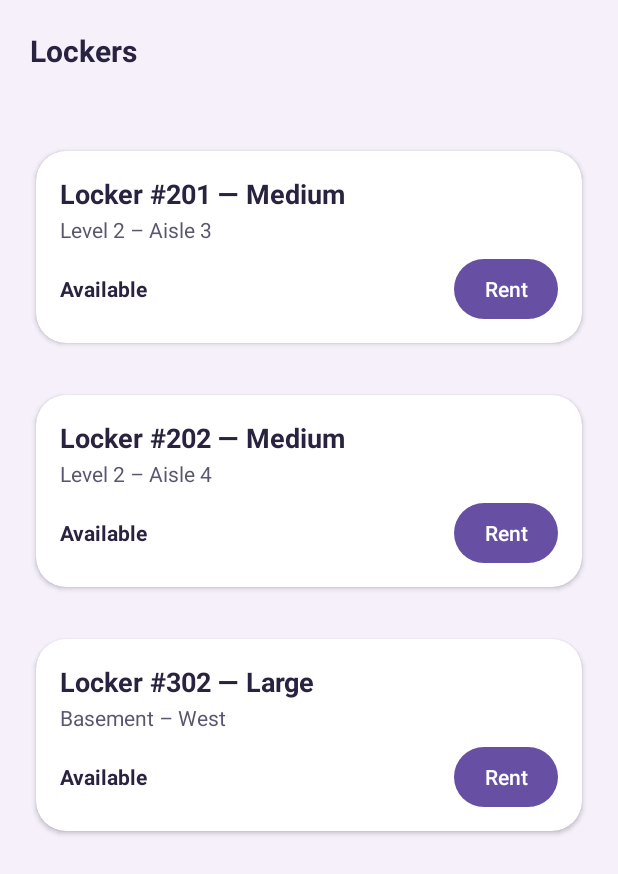
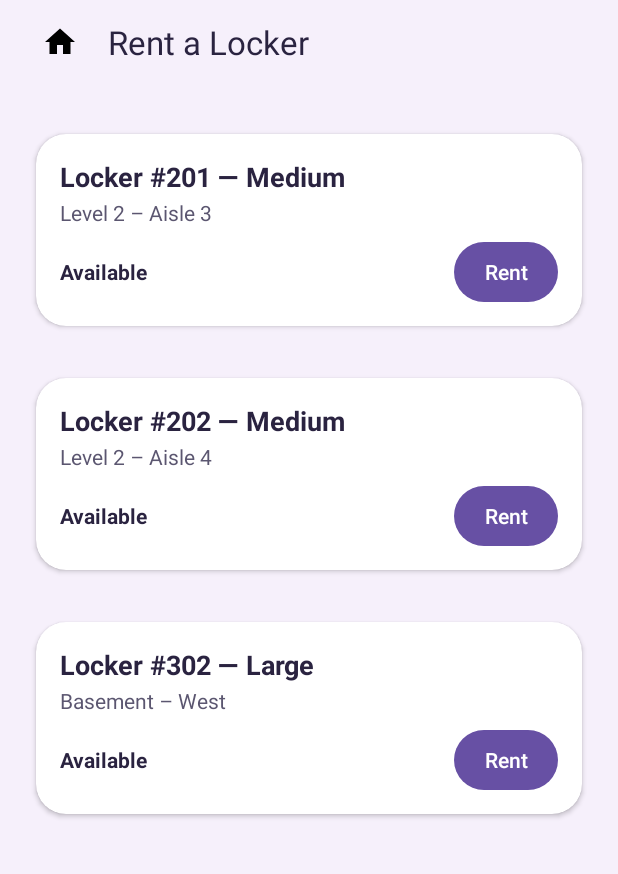
Before and after one commit to KooroshFarv/COMP3074_Group42_LockerRentalSystem, an Android app: the RentLockerActivity screen opened directly, with no data from a screen before it, after a tap on "Rent", on a phone screen of 412 x 824 dp. Shown: the top 874 px of the screen. Run offline under Robolectric (Android 15) with nearby library versions, the phone set to English and light mode, and no system bars.

Commit message:
Added RentLocker and ViewLockers pages with return button

```diff
--- a/app/build.gradle.kts
+++ b/app/build.gradle.kts
@@ -32,8 +32,9 @@ android {
 }
 
 dependencies {
-    implementation("androidx.recyclerview:recyclerview:1.3.2")
+    implementation("androidx.recyclerview:recyclerview:1.4.0")
     implementation("androidx.cardview:cardview:1.0.0")
+    implementation("com.google.android.material:material:1.13.0")
     implementation(libs.appcompat)
     implementation(libs.material)
     implementation(libs.activity)
--- a/app/src/main/java/com/example/uiprototype/RentLockerActivity.java
+++ b/app/src/main/java/com/example/uiprototype/RentLockerActivity.java
@@ -8,6 +8,8 @@ import androidx.recyclerview.widget.RecyclerView;
 import com.example.uiprototype.data.LockerRepository;
 import com.example.uiprototype.model.Locker;
 import com.example.uiprototype.ui.LockerAdapter;
+import com.google.android.material.appbar.MaterialToolbar;
+
 import java.util.List;
 
 public class RentLockerActivity extends AppCompatActivity {
@@ -18,29 +20,24 @@ public class RentLockerActivity extends AppCompatActivity {
     protected void onCreate(Bundle savedInstanceState) {
         super.onCreate(savedInstanceState);
         setContentView(R.layout.activity_list_generic);
-        setTitle("Rent a Locker");
 
-        recycler = findViewById(R.id.recycler);
+        MaterialToolbar tb = findViewById(R.id.toolbar);
+        tb.setTitle("Rent a Locker");
+        tb.setNavigationOnClickListener(v -> finish());
+
+        RecyclerView recycler = findViewById(R.id.recycler);
         recycler.setLayoutManager(new LinearLayoutManager(this));
 
-        refreshList();
+        refreshList(recycler);
     }
 
-    private void refreshList() {
+    private void refreshList(RecyclerView recycler) {
         List<Locker> available = LockerRepository.getInstance().getAvailable();
-        LockerAdapter adapter = new LockerAdapter(
-                available,
-                true,
-                locker -> {
-                    boolean ok = LockerRepository.getInstance().rentLocker(locker.getId());
-                    if (ok) {
-                        Toast.makeText(this, "Locker #" + locker.getId() + " rented!", Toast.LENGTH_SHORT).show();
-                        refreshList();
-                    } else {
-                        Toast.makeText(this, "Sorry, no longer available.", Toast.LENGTH_SHORT).show();
-                    }
-                }
-        );
+        LockerAdapter adapter = new LockerAdapter(available, true, locker -> {
+            boolean ok = LockerRepository.getInstance().rentLocker(locker.getId());
+            Toast.makeText(this, ok ? "Locker #" + locker.getId() + " rented!" : "Sorry, no longer available.", Toast.LENGTH_SHORT).show();
+            if (ok) refreshList(recycler);
+        });
         recycler.setAdapter(adapter);
     }
 }
--- a/app/src/main/java/com/example/uiprototype/ViewLockersActivity.java
+++ b/app/src/main/java/com/example/uiprototype/ViewLockersActivity.java
@@ -8,18 +8,21 @@ import com.example.uiprototype.data.LockerRepository;
 import com.example.uiprototype.model.Locker;
 import com.example.uiprototype.ui.LockerAdapter;
 import java.util.List;
+import com.google.android.material.appbar.MaterialToolbar;
 
 public class ViewLockersActivity extends AppCompatActivity {
+
     @Override
     protected void onCreate(Bundle savedInstanceState) {
         super.onCreate(savedInstanceState);
         setContentView(R.layout.activity_list_generic);
-        setTitle("All Lockers");
+
+        MaterialToolbar tb = findViewById(R.id.toolbar);
+        tb.setTitle("All Lockers");
+        tb.setNavigationOnClickListener(v -> finish());
 
         RecyclerView rv = findViewById(R.id.recycler);
         rv.setLayoutManager(new LinearLayoutManager(this));
-
-        List<Locker> data = LockerRepository.getInstance().getAll();
-        rv.setAdapter(new LockerAdapter(data, false, null));
+        rv.setAdapter(new LockerAdapter(LockerRepository.getInstance().getAll(), false, null));
     }
 }
--- a/app/src/main/res/layout/activity_list_generic.xml
+++ b/app/src/main/res/layout/activity_list_generic.xml
@@ -5,15 +5,18 @@
     android:layout_height="match_parent"
     android:background="#F6F0FB">
 
-    <TextView
-        android:id="@+id/header"
+
+    <com.google.android.material.appbar.MaterialToolbar
+        android:id="@+id/toolbar"
         android:layout_width="0dp"
         android:layout_height="wrap_content"
-        android:text="Lockers"
-        android:textSize="20sp"
-        android:textStyle="bold"
-        android:padding="20dp"
-        android:textColor="#2A2340"
+        android:minHeight="56dp"
+        android:background="#F6F0FB"
+        app:navigationIcon="@drawable/ic_home"
+        app:titleTextColor="#2A2340"
+        app:title=""
+        android:paddingStart="12dp"
+        android:paddingEnd="12dp"
         app:layout_constraintTop_toTopOf="parent"
         app:layout_constraintStart_toStartOf="parent"
         app:layout_constraintEnd_toEndOf="parent" />
@@ -23,7 +26,7 @@
         android:layout_width="0dp"
         android:layout_height="0dp"
         android:padding="16dp"
-        app:layout_constraintTop_toBottomOf="@id/header"
+        app:layout_constraintTop_toBottomOf="@id/toolbar"
         app:layout_constraintBottom_toBottomOf="parent"
         app:layout_constraintStart_toStartOf="parent"
         app:layout_constraintEnd_toEndOf="parent" />
--- a/app/src/main/res/values/strings.xml
+++ b/app/src/main/res/values/strings.xml
@@ -2,5 +2,7 @@
     <string name="app_name">UIPrototype</string>
     <string name="navigation_drawer_open">Open navigation drawer</string>
     <string name="navigation_drawer_close">Close navigation drawer</string>
+    <string name="lockers">Lockers</string>
+    <string name="home">Home</string>
 
 </resources>
```
